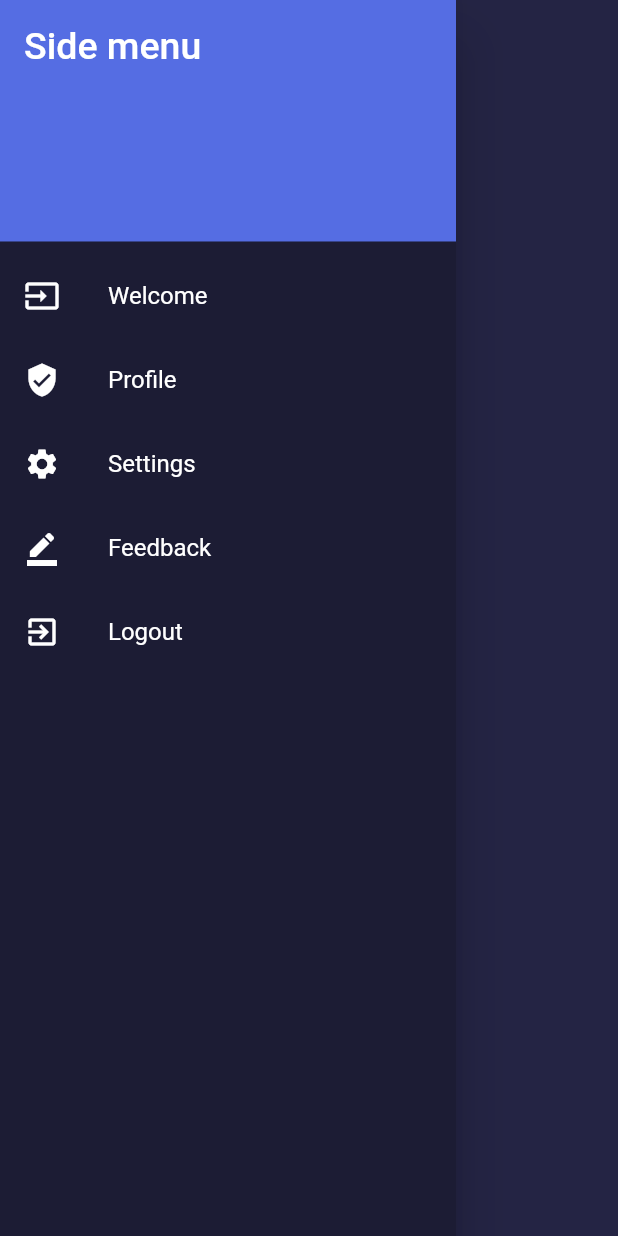
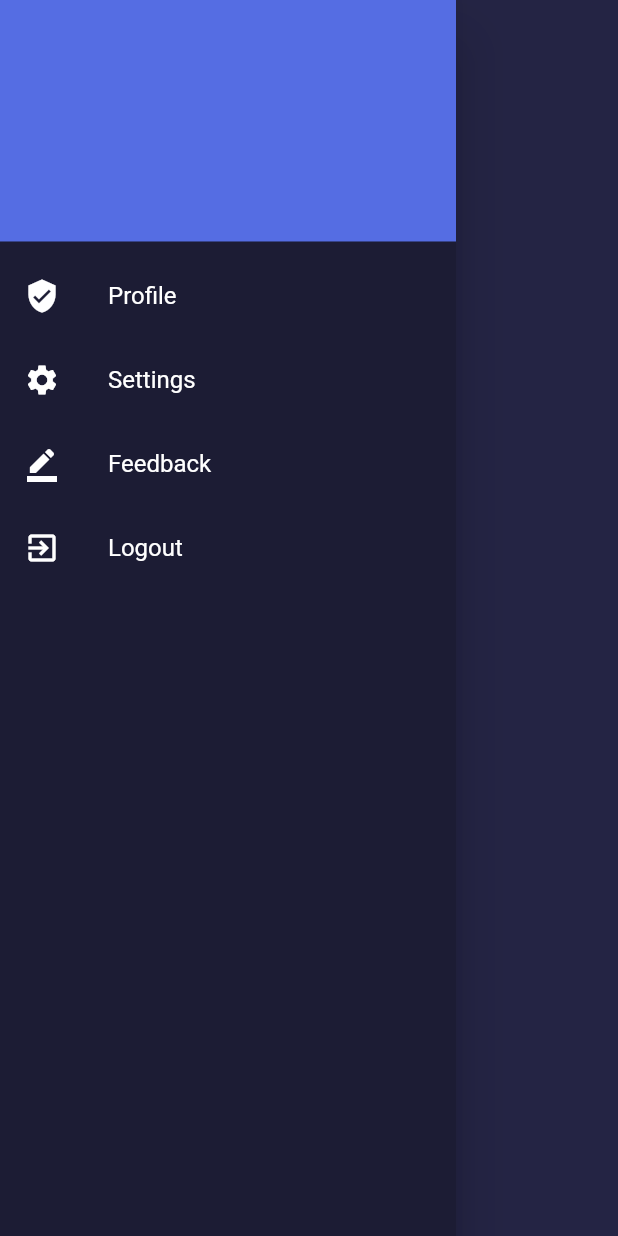
Before and after one commit to AwanArdana/movmov_by_4dev, a Flutter app: the NavDrawer widget shown alone on an empty page, opened directly, on a phone screen of 412 x 824 dp. Run offline on Flutter 3.47's test engine with Material 2 defaults, Android fonts, the phone set to English and light mode, and no system bars; our stand-ins replace flutter_svg, fluttertoast, modal_progress_hud, simple_shadow; missing offline and left inert: flutter_inappwebview; network calls fail.

Commit message:
Awan - Holder static data - pemisah akun

```diff
--- a/lib/Home/component/NavDrawer.dart
+++ b/lib/Home/component/NavDrawer.dart
@@ -3,6 +3,17 @@ import 'package:movmov/Login/comnponent/loginbody.dart';
 import 'package:movmov/constants.dart';
 
 class NavDrawer extends StatelessWidget{
+
+  Widget _insertData(){
+    if(Holder.JenisAkun == "0"){
+      return ListTile(
+        leading: Icon(Icons.input, color: Colors.white,),
+        title: Text('Insert Data'),
+        onTap: () => {},
+      );
+    }else return SizedBox.shrink();
+  }
+
   @override
   Widget build(BuildContext context) {
     // TODO: implement build
@@ -13,7 +24,7 @@ class NavDrawer extends StatelessWidget{
           new Container(
             child: new DrawerHeader(
               child: Text(
-                'Side menu',
+                Holder.namaAkun,
                 style: TextStyle(color: Colors.white, fontSize: 25),
               ),
               decoration: BoxDecoration(
@@ -26,11 +37,12 @@ class NavDrawer extends StatelessWidget{
           new Container(
             child: new Column(
               children: [
-                ListTile(
-                  leading: Icon(Icons.input, color: Colors.white,),
-                  title: Text('Welcome'),
-                  onTap: () => {},
-                ),
+                // ListTile(
+                //   leading: Icon(Icons.input, color: Colors.white,),
+                //   title: Text('Insert Data'),
+                //   onTap: () => {},
+                // ),
+                _insertData(),
                 ListTile(
                   leading: Icon(Icons.verified_user, color: Colors.white,),
                   title: Text('Profile'),
--- a/lib/Login/comnponent/loginbody.dart
+++ b/lib/Login/comnponent/loginbody.dart
@@ -125,6 +125,8 @@ class _LoginBody extends State<LoginBody>{
                       final response = await http.get(Uri.parse(webserviceGetData + query));
                       List list = json.decode(response.body);
                       if (list.isNotEmpty){
+                        Holder.JenisAkun = list[0]["kodeJenisAkun"];
+                        Holder.namaAkun = list[0]["username"];
                         new Future.delayed(new Duration(seconds: 1), (){
                           setState(() {
                             saving = false;
--- a/lib/constants.dart
+++ b/lib/constants.dart
@@ -14,3 +14,8 @@ const double kDefaultPadding = 20.0;
 
 const String webservice = "https://awanapp.000webhostapp.com/";
 const String webserviceGetData = "https://awanapp.000webhostapp.com/getDataGlobal.php?query=";
+
+class Holder{
+  static String JenisAkun = "";
+  static String namaAkun = "";
+}
```
